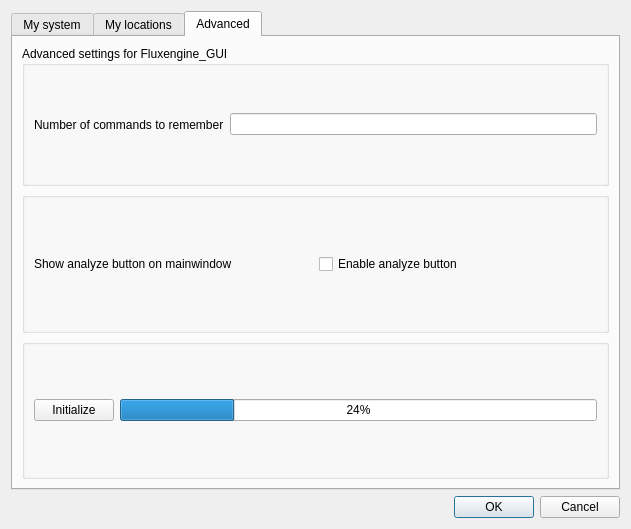
First picture: the form in dialogpreferences.ui, repository wybren1971/Fluxengine_GUI, before the edit.
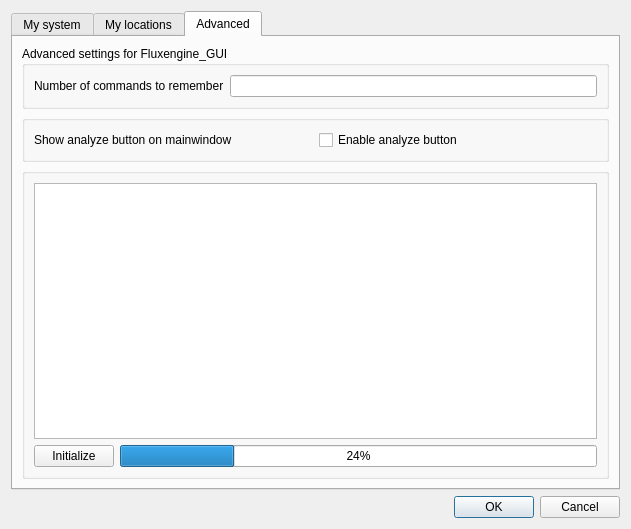
Second picture: the form after the edit. The open tabs and pages were chosen to show the change.

Commit message: Fixed windows compatibily \r and spaces in directories

What changed in the file:
```diff
--- a/dialogpreferences.ui
+++ b/dialogpreferences.ui
@@ -246,7 +246,14 @@
           <string/>
          </property>
          <layout class="QGridLayout" name="gridLayout_5">
-          <item row="0" column="0">
+          <item row="1" column="1">
+           <widget class="QProgressBar" name="progressBar">
+            <property name="value">
+             <number>24</number>
+            </property>
+           </widget>
+          </item>
+          <item row="1" column="0">
            <widget class="QPushButton" name="btnInitialize">
             <property name="enabled">
              <bool>true</bool>
@@ -262,12 +269,8 @@
             </property>
            </widget>
           </item>
-          <item row="0" column="1">
-           <widget class="QProgressBar" name="progressBar">
-            <property name="value">
-             <number>24</number>
-            </property>
-           </widget>
+          <item row="0" column="0" colspan="2">
+           <widget class="QPlainTextEdit" name="txtoutput"/>
           </item>
          </layout>
         </widget>
```
Left out of the diff: 2 changed lines with no effect on the pictures. The commit also changes 4 other files.
